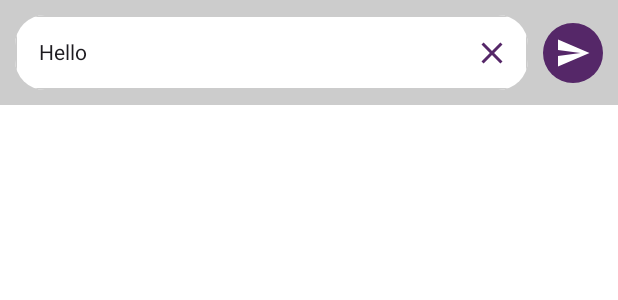
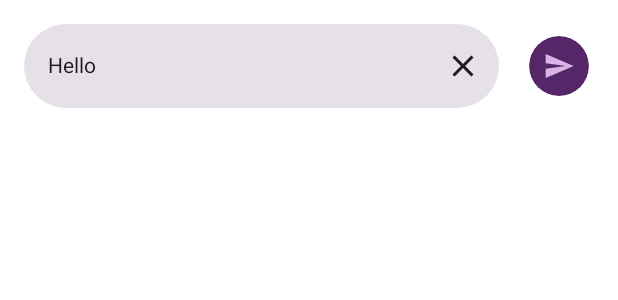
Before and after one commit to joshuajgomez/ping, an Android app built with Jetpack Compose: the @Preview function PreviewInputMessage, on a phone screen of 412 x 824 dp. Shown: the top 300 px of the screen. Run offline under Robolectric (Android 15) with nearby library versions, the phone set to English and light mode, and no system bars.

Commit message:
Beautify text input

```diff
--- a/app/src/main/java/com/joshgm3z/ping/ui/chat/InputBox.kt
+++ b/app/src/main/java/com/joshgm3z/ping/ui/chat/InputBox.kt
@@ -2,16 +2,18 @@ package com.joshgm3z.ping.ui.chat
 
 import androidx.compose.foundation.background
 import androidx.compose.foundation.clickable
+import androidx.compose.foundation.layout.Arrangement
 import androidx.compose.foundation.layout.Row
+import androidx.compose.foundation.layout.Spacer
 import androidx.compose.foundation.layout.fillMaxWidth
-import androidx.compose.foundation.layout.height
 import androidx.compose.foundation.layout.padding
 import androidx.compose.foundation.layout.size
+import androidx.compose.foundation.layout.width
 import androidx.compose.foundation.shape.CircleShape
 import androidx.compose.material.icons.Icons
 import androidx.compose.material.icons.filled.Send
-import androidx.compose.material3.ExperimentalMaterial3Api
 import androidx.compose.material3.Icon
+import androidx.compose.material3.IconButton
 import androidx.compose.runtime.Composable
 import androidx.compose.runtime.getValue
 import androidx.compose.runtime.mutableStateOf
@@ -24,6 +26,7 @@ import androidx.compose.ui.graphics.Color
 import androidx.compose.ui.tooling.preview.Preview
 import androidx.compose.ui.unit.dp
 import com.joshgm3z.ping.ui.common.CustomTextField
+import com.joshgm3z.ping.ui.theme.Purple10
 import com.joshgm3z.ping.ui.theme.Purple60
 
 @Composable
@@ -31,30 +34,39 @@ fun InputBox(onSendClick: (text: String) -> Unit = {}, defaultText: String = "")
     Row(
         verticalAlignment = Alignment.CenterVertically,
         modifier = Modifier
-            .height(70.dp)
             .fillMaxWidth()
-            .background(Color.LightGray)
+            .background(Color.Transparent)
     ) {
         var text by remember { mutableStateOf(defaultText) }
-        CustomTextField(text = text, modifier = Modifier.weight(1f)) {
+        CustomTextField(
+            text = text,
+            modifier = Modifier.weight(1f),
+            isSingleLine = false,
+        ) {
             text = it
         }
-
+        IconButton(
+            enabled = text.isNotEmpty(),
+            onClick = {
+                onSendClick(text)
+                text = ""
+            }) {
             Icon(
                 imageVector = Icons.Default.Send,
                 contentDescription = "send message",
-            tint = Color.White,
                 modifier = Modifier
-                .padding(end = 10.dp)
                     .clip(CircleShape)
                     .size(40.dp)
                     .background(color = Purple60)
-                .padding(all = 8.dp)
+                    .padding(all = 9.dp)
                     .clickable(enabled = text.isNotEmpty()) {
                         onSendClick(text)
                         text = ""
+                    },
+                tint = Purple10
+            )
         }
-        )
+        Spacer(modifier = Modifier.width(15.dp))
     }
 }
 
--- a/app/src/main/java/com/joshgm3z/ping/ui/common/CustomTextField.kt
+++ b/app/src/main/java/com/joshgm3z/ping/ui/common/CustomTextField.kt
@@ -1,67 +1,78 @@
 package com.joshgm3z.ping.ui.common
 
 import androidx.compose.animation.AnimatedVisibility
-import androidx.compose.foundation.clickable
-import androidx.compose.foundation.layout.fillMaxSize
 import androidx.compose.foundation.layout.fillMaxWidth
-import androidx.compose.foundation.layout.height
 import androidx.compose.foundation.layout.padding
 import androidx.compose.foundation.shape.RoundedCornerShape
 import androidx.compose.material.icons.Icons
 import androidx.compose.material.icons.filled.Clear
-import androidx.compose.material3.ExperimentalMaterial3Api
+import androidx.compose.material.icons.filled.Search
 import androidx.compose.material3.Icon
-import androidx.compose.material3.OutlinedTextField
+import androidx.compose.material3.IconButton
+import androidx.compose.material3.MaterialTheme
 import androidx.compose.material3.Text
 import androidx.compose.material3.TextField
 import androidx.compose.material3.TextFieldDefaults
 import androidx.compose.runtime.Composable
-import androidx.compose.runtime.getValue
-import androidx.compose.runtime.mutableStateOf
+import androidx.compose.runtime.LaunchedEffect
 import androidx.compose.runtime.remember
-import androidx.compose.runtime.setValue
 import androidx.compose.ui.Modifier
 import androidx.compose.ui.draw.clip
+import androidx.compose.ui.focus.FocusRequester
+import androidx.compose.ui.focus.focusRequester
 import androidx.compose.ui.graphics.Color
 import androidx.compose.ui.tooling.preview.Preview
 import androidx.compose.ui.unit.dp
 import com.joshgm3z.ping.ui.theme.Purple60
 
-@OptIn(ExperimentalMaterial3Api::class)
-@Preview(showBackground = true)
+@Preview
 @Composable
 fun CustomTextField(
     modifier: Modifier = Modifier,
     text: String = "",
     hintText: String = "Type something",
-    onValueChange: (text: String) -> Unit = {},
+    isSingleLine: Boolean = true,
+    onTextChanged: (text: String) -> Unit = {},
 ) {
-    OutlinedTextField(
+    val focusRequester = remember { FocusRequester() }
+    TextField(
         modifier = modifier
-            .height(70.dp)
-            .padding(all = 10.dp)
+            .fillMaxWidth()
+            .padding(all = 16.dp)
+            .focusRequester(focusRequester)
             .clip(RoundedCornerShape(20.dp)),
-        colors = TextFieldDefaults.textFieldColors(
-            containerColor = Color.White,
-            focusedIndicatorColor = Color.Transparent, //hide the indicator
-            unfocusedIndicatorColor = Color.LightGray
+        colors = TextFieldDefaults.colors(
+            focusedIndicatorColor = Color.Transparent,
+            unfocusedIndicatorColor = Color.Transparent,
+            disabledIndicatorColor = Color.Transparent,
         ),
+        shape = RoundedCornerShape(32.dp),
         placeholder = {
             Text(text = hintText)
         },
         value = text,
         onValueChange = {
-            onValueChange(it)
+            onTextChanged(it)
         },
         trailingIcon = {
-            AnimatedVisibility(visible = text.isNotEmpty()) {
-                Icon(
-                    imageVector = Icons.Filled.Clear,
-                    contentDescription = "clear message",
-                    tint = Purple60,
-                    modifier = Modifier.clickable { onValueChange("") }
-                )
+            if (text.isNotEmpty()) {
+                IconButton(
+                    onClick = {
+                        onTextChanged("")
+                    },
+                ) {
+                    Icon(
+                        imageVector = Icons.Filled.Clear,
+                        contentDescription = "clear",
+                        tint = MaterialTheme.colorScheme.onSurface,
+                    )
+                }
             }
         },
+        maxLines = if (isSingleLine) 1 else 5,
+        singleLine = isSingleLine
     )
+    LaunchedEffect(key1 = Unit) {
+        focusRequester.requestFocus()
+    }
 }
```
Also changed, not shown: app/src/main/java/com/joshgm3z/ping/ui/chat/ChatScreenContainer.kt (+12 -3 lines), app/src/main/java/com/joshgm3z/ping/ui/chat/Title.kt (+3 -4 lines), app/src/main/java/com/joshgm3z/ping/ui/search/SearchContainer.kt (+8 -13 lines). Lines whose indentation alone changed are shown as unchanged.
